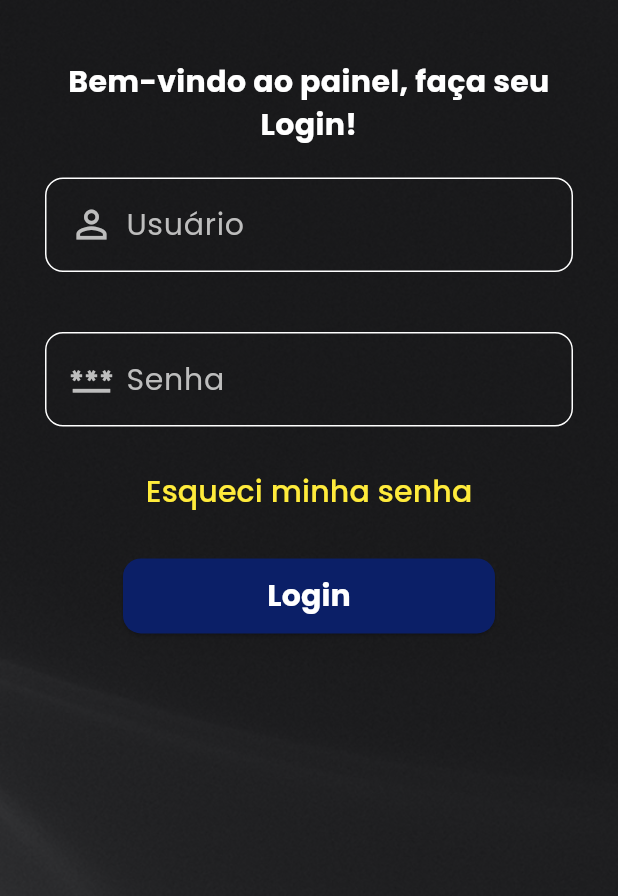
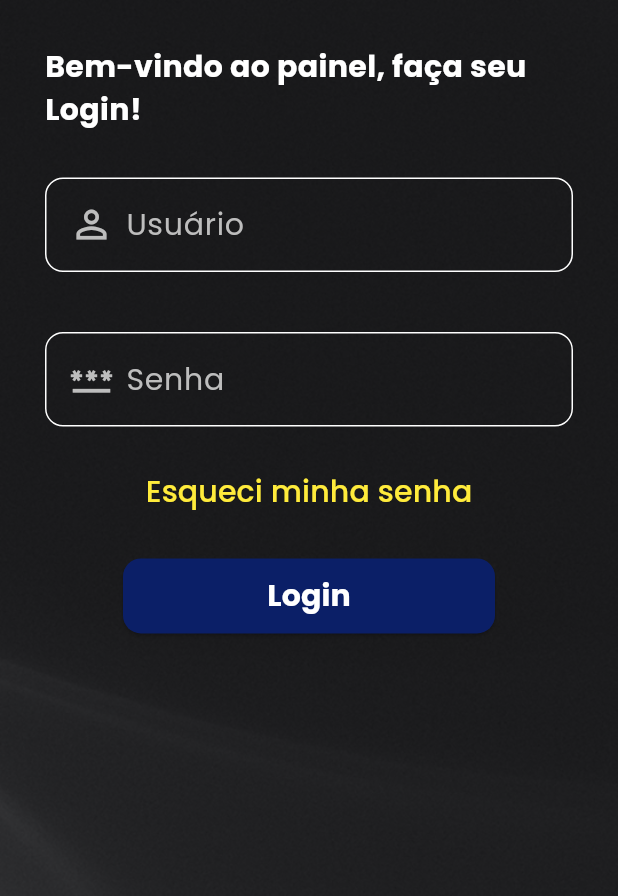
Before and after one commit to Magno070/painel_velocity, a Flutter app: the screen it shows after launch, on a phone screen of 412 x 824 dp, the part 340-1236 px from its top. Run offline on Flutter 3.47's test engine with Material 3 defaults, Android fonts, the light colour scheme and no system bars; our stand-ins replace google_fonts.

Commit message:
More cleaning code

```diff
--- a/lib/models/mytextformfield.dart
+++ b/lib/models/mytextformfield.dart
@@ -1,5 +1,6 @@
 import 'package:flutter/material.dart';
 import 'package:google_fonts/google_fonts.dart';
+import 'package:velocity_admin_painel/public/fonts/poppins.dart';
 
 class MyTextFormField extends StatelessWidget {
   final String labelText;
@@ -31,13 +32,7 @@ class MyTextFormField extends StatelessWidget {
             children: [
               Icon(icon, color: Colors.grey[400], size: 30),
               SizedBox(width: 8),
-              Text(
-                labelText,
-                style: GoogleFonts.poppins(
-                  color: Colors.grey[400],
-                  fontSize: 20,
-                ),
-              ),
+              Poppins(labelText, color: Colors.grey[400]!, size: 20),
             ],
           ),
           focusedBorder: OutlineInputBorder(
--- a/lib/models/screen_menu.dart
+++ b/lib/models/screen_menu.dart
@@ -1,5 +1,4 @@
 import 'package:flutter/material.dart';
-import 'package:google_fonts/google_fonts.dart';
 import 'package:velocity_admin_painel/models/painel_navigator.dart';
 import 'package:velocity_admin_painel/public/fonts/poppins.dart';
 import 'package:velocity_admin_painel/screens/beneficios_page.dart';
@@ -108,7 +107,6 @@ class ScreenMenu extends StatelessWidget {
               child: Column(
                 children: [
                   Poppins(pageTitleText, size: 30),
-
                   Expanded(
                     child: Container(
                       alignment: Alignment.center,
--- a/lib/public/widgets/login_widget.dart
+++ b/lib/public/widgets/login_widget.dart
@@ -1,5 +1,6 @@
 import 'package:flutter/material.dart';
 import 'package:google_fonts/google_fonts.dart';
+import 'package:velocity_admin_painel/public/fonts/poppins.dart';
 import 'package:velocity_admin_painel/public/secret/admins_data.dart';
 import 'package:velocity_admin_painel/models/mytextformfield.dart';
 import 'package:velocity_admin_painel/screens/slides_page.dart';
@@ -21,17 +22,15 @@ class LoginWidget extends StatelessWidget {
     return Column(
       children: [
         Image.asset('assets/img/logo.png', width: 360, fit: BoxFit.cover),
-        SizedBox(height: 40),
-        Text(
+        SizedBox(height: 30),
+        Poppins(
           'Bem-vindo ao painel, faça seu Login!',
-          textAlign: TextAlign.center,
-          style: GoogleFonts.poppins(
-            color: Colors.white,
-            fontSize: 20,
-            fontWeight: FontWeight.bold,
-          ),
+          color: Colors.white,
+          size: 20,
+          bold: true,
         ),
-        SizedBox(height: 20),
+
+        SizedBox(height: 30),
         MyTextFormField(
           labelText: 'Usuário',
           icon: Icons.person_outline,
--- a/lib/screens/slides_page.dart
+++ b/lib/screens/slides_page.dart
@@ -1,5 +1,4 @@
 import 'package:flutter/material.dart';
-import 'package:google_fonts/google_fonts.dart';
 import 'package:velocity_admin_painel/models/screen_menu.dart';
 import 'package:velocity_admin_painel/public/fonts/poppins.dart';
 
@@ -11,9 +10,8 @@ class SlidesPage extends StatefulWidget {
 }
 
 class _SlidesPageState extends State<SlidesPage> {
-  // Lista de URLs das imagens, agora como variável de estado
   final List<String> _imageUrls = [
-    'https://picsum.photos/seed/1/400/300', // Exemplo de URL de imagem
+    'https://picsum.photos/seed/1/400/300',
     'https://picsum.photos/seed/2/400/300',
     'https://picsum.photos/seed/3/400/300',
     'https://picsum.photos/seed/4/400/300',
```
